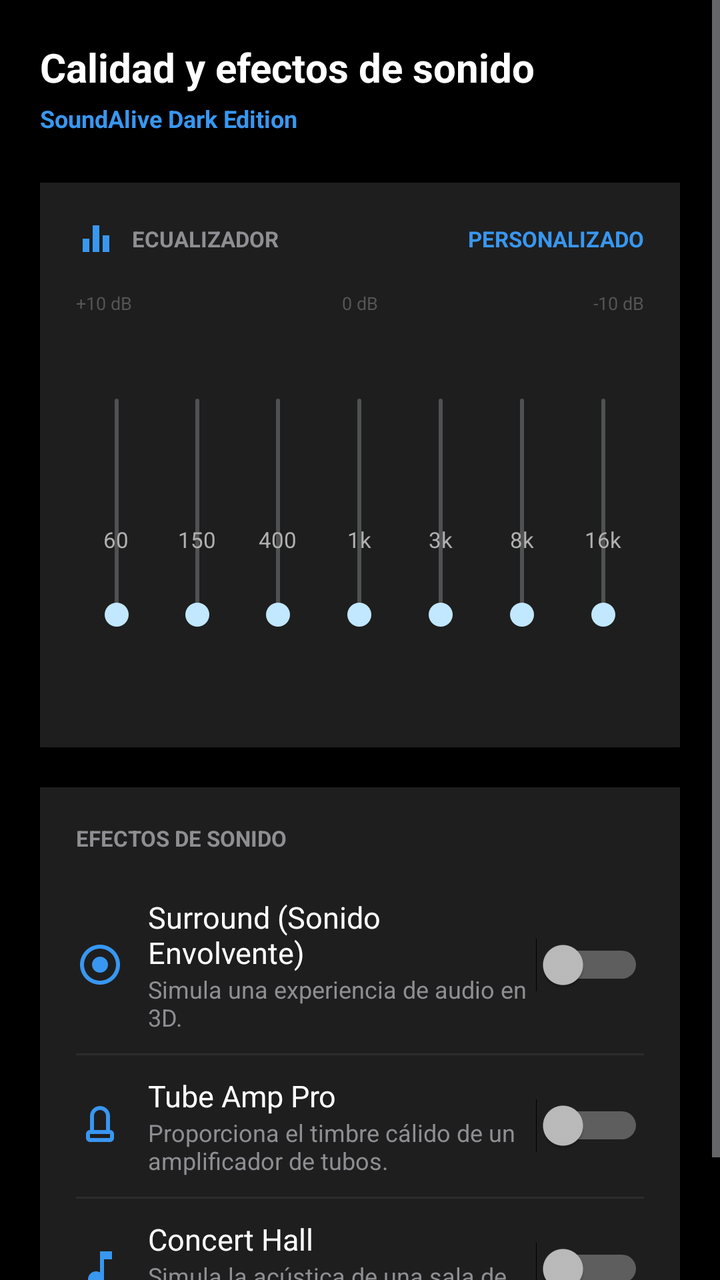
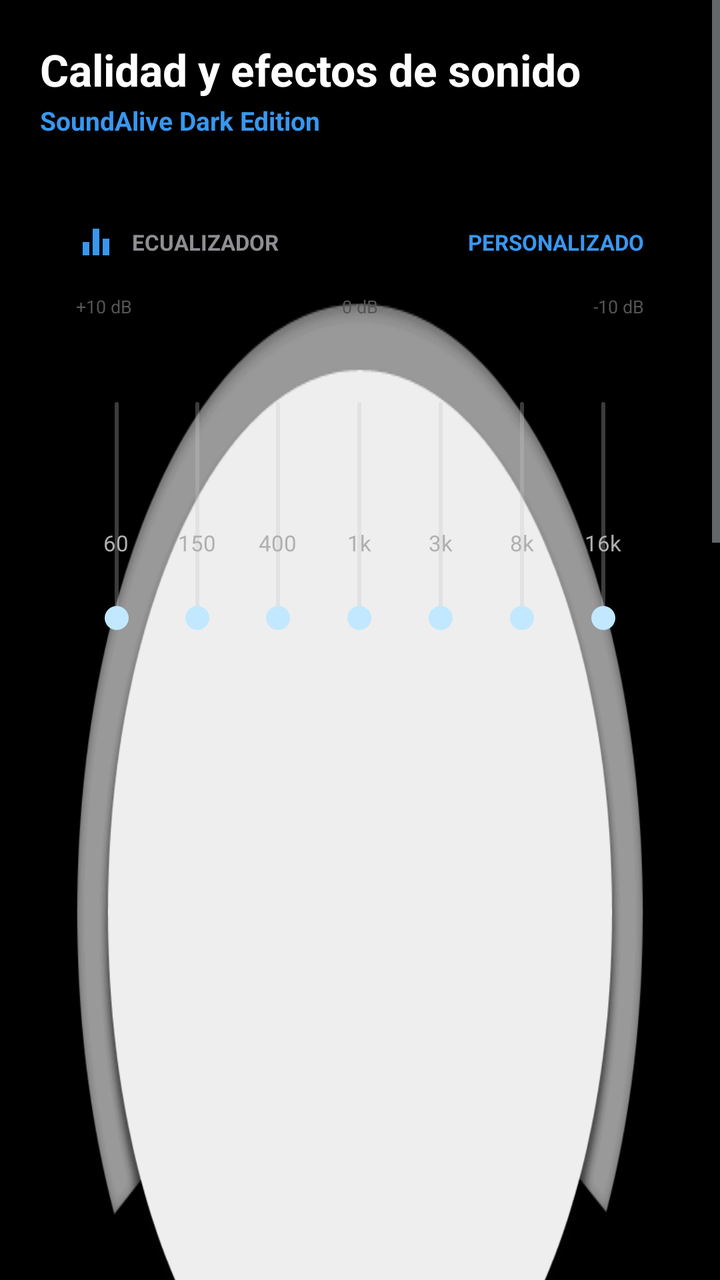

Before-and-after screenshots of an Android layout around one commit, followed by the original layout XML and the change that was made.
<!-- AndroidManifest.xml: application theme android:Theme.DeviceDefault.NoActionBar -->
<!-- res/layout/main_layout.xml -->
<?xml version="1.0" encoding="utf-8"?>
<ScrollView xmlns:android="http://schemas.android.com/apk/res/android"
    android:layout_width="match_parent"
    android:layout_height="match_parent"
    android:background="#000000">

    <LinearLayout
        android:layout_width="match_parent"
        android:layout_height="wrap_content"
        android:orientation="vertical"
        android:padding="20dp">

        
        <TextView
            android:layout_width="wrap_content"
            android:layout_height="wrap_content"
            android:text="Calidad y efectos de sonido"
            android:textColor="#FFFFFF"
            android:textSize="20sp"
            android:textStyle="bold"
            android:layout_marginBottom="4dp" />

        <TextView
            android:layout_width="wrap_content"
            android:layout_height="wrap_content"
            android:text="SoundAlive Dark Edition"
            android:textColor="#3897F0"
            android:textSize="12sp"
            android:textStyle="bold"
            android:layout_marginBottom="24dp" />

        
        <LinearLayout
            android:layout_width="match_parent"
            android:layout_height="wrap_content"
            android:background="#1E1E1E"
            android:orientation="vertical"
            android:padding="18dp"
            android:layout_marginBottom="20dp">

            <RelativeLayout
                android:layout_width="match_parent"
                android:layout_height="wrap_content"
                android:layout_marginBottom="16dp">

                <LinearLayout
                    android:layout_width="wrap_content"
                    android:layout_height="wrap_content"
                    android:gravity="center_vertical"
                    android:orientation="horizontal">

                    <ImageView
                        android:layout_width="20dp"
                        android:layout_height="20dp"
                        android:layout_marginEnd="8dp"
                        android:src="@drawable/ic_equalizer" />

                    <TextView
                        android:layout_width="wrap_content"
                        android:layout_height="wrap_content"
                        android:text="ECUALIZADOR"
                        android:textColor="#8E8E93"
                        android:textSize="11sp"
                        android:textStyle="bold" />
                </LinearLayout>

                <TextView
                    android:layout_width="wrap_content"
                    android:layout_height="wrap_content"
                    android:layout_alignParentEnd="true"
                    android:layout_centerVertical="true"
                    android:text="PERSONALIZADO"
                    android:textColor="#3897F0"
                    android:textSize="11sp"
                    android:textStyle="bold" />
            </RelativeLayout>

            
            <RelativeLayout
                android:layout_width="match_parent"
                android:layout_height="wrap_content"
                android:layout_marginBottom="8dp">

                <TextView
                    android:layout_width="wrap_content"
                    android:layout_height="wrap_content"
                    android:text="+10 dB"
                    android:textColor="#555555"
                    android:textSize="9sp" />

                <TextView
                    android:layout_width="wrap_content"
                    android:layout_height="wrap_content"
                    android:layout_centerInParent="true"
                    android:text="0 dB"
                    android:textColor="#555555"
                    android:textSize="9sp" />

                <TextView
                    android:layout_width="wrap_content"
                    android:layout_height="wrap_content"
                    android:layout_alignParentEnd="true"
                    android:text="-10 dB"
                    android:textColor="#555555"
                    android:textSize="9sp" />
            </RelativeLayout>

            
            <LinearLayout
                android:layout_width="match_parent"
                android:layout_height="190dp"
                android:gravity="center"
                android:orientation="horizontal">

                <LinearLayout android:layout_width="0dp" android:layout_height="match_parent" android:layout_weight="1" android:gravity="center" android:orientation="vertical">
                    <SeekBar android:id="@+id/band_60" android:layout_width="140dp" android:layout_height="wrap_content" android:rotation="270" />
                    <TextView android:layout_width="wrap_content" android:layout_height="wrap_content" android:text="60" android:textColor="#B0B0B0" android:textSize="11sp" />
                </LinearLayout>

                <LinearLayout android:layout_width="0dp" android:layout_height="match_parent" android:layout_weight="1" android:gravity="center" android:orientation="vertical">
                    <SeekBar android:id="@+id/band_150" android:layout_width="140dp" android:layout_height="wrap_content" android:rotation="270" />
                    <TextView android:layout_width="wrap_content" android:layout_height="wrap_content" android:text="150" android:textColor="#B0B0B0" android:textSize="11sp" />
                </LinearLayout>

                <LinearLayout android:layout_width="0dp" android:layout_height="match_parent" android:layout_weight="1" android:gravity="center" android:orientation="vertical">
                    <SeekBar android:id="@+id/band_400" android:layout_width="140dp" android:layout_height="wrap_content" android:rotation="270" />
                    <TextView android:layout_width="wrap_content" android:layout_height="wrap_content" android:text="400" android:textColor="#B0B0B0" android:textSize="11sp" />
                </LinearLayout>

                <LinearLayout android:layout_width="0dp" android:layout_height="match_parent" android:layout_weight="1" android:gravity="center" android:orientation="vertical">
                    <SeekBar android:id="@+id/band_1k" android:layout_width="140dp" android:layout_height="wrap_content" android:rotation="270" />
                    <TextView android:layout_width="wrap_content" android:layout_height="wrap_content" android:text="1k" android:textColor="#B0B0B0" android:textSize="11sp" />
                </LinearLayout>

                <LinearLayout android:layout_width="0dp" android:layout_height="match_parent" android:layout_weight="1" android:gravity="center" android:orientation="vertical">
                    <SeekBar android:id="@+id/band_3k" android:layout_width="140dp" android:layout_height="wrap_content" android:rotation="270" />
                    <TextView android:layout_width="wrap_content" android:layout_height="wrap_content" android:text="3k" android:textColor="#B0B0B0" android:textSize="11sp" />
                </LinearLayout>

                <LinearLayout android:layout_width="0dp" android:layout_height="match_parent" android:layout_weight="1" android:gravity="center" android:orientation="vertical">
                    <SeekBar android:id="@+id/band_8k" android:layout_width="140dp" android:layout_height="wrap_content" android:rotation="270" />
                    <TextView android:layout_width="wrap_content" android:layout_height="wrap_content" android:text="8k" android:textColor="#B0B0B0" android:textSize="11sp" />
                </LinearLayout>

                <LinearLayout android:layout_width="0dp" android:layout_height="match_parent" android:layout_weight="1" android:gravity="center" android:orientation="vertical">
                    <SeekBar android:id="@+id/band_16k" android:layout_width="140dp" android:layout_height="wrap_content" android:rotation="270" />
                    <TextView android:layout_width="wrap_content" android:layout_height="wrap_content" android:text="16k" android:textColor="#B0B0B0" android:textSize="11sp" />
                </LinearLayout>

            </LinearLayout>
        </LinearLayout>

        
        <LinearLayout
            android:layout_width="match_parent"
            android:layout_height="wrap_content"
            android:background="#1E1E1E"
            android:orientation="vertical"
            android:padding="18dp">

            <TextView
                android:layout_width="wrap_content"
                android:layout_height="wrap_content"
                android:text="EFECTOS DE SONIDO"
                android:textColor="#8E8E93"
                android:textSize="11sp"
                android:textStyle="bold"
                android:layout_marginBottom="12dp" />

            
            <RelativeLayout
                android:layout_width="match_parent"
                android:layout_height="wrap_content"
                android:paddingVertical="10dp">

                <ImageView
                    android:id="@+id/img_surround"
                    android:layout_width="24dp"
                    android:layout_height="24dp"
                    android:layout_centerVertical="true"
                    android:layout_marginEnd="12dp"
                    android:src="@drawable/ic_surround" />

                <LinearLayout
                    android:layout_width="wrap_content"
                    android:layout_height="wrap_content"
                    android:orientation="vertical"
                    android:layout_toEndOf="@id/img_surround"
                    android:layout_toStartOf="@id/switch_surround">

                    <TextView
                        android:layout_width="wrap_content"
                        android:layout_height="wrap_content"
                        android:text="Surround (Sonido Envolvente)"
                        android:textColor="#FFFFFF"
                        android:textSize="15sp" />

                    <TextView
                        android:layout_width="wrap_content"
                        android:layout_height="wrap_content"
                        android:text="Simula una experiencia de audio en 3D."
                        android:textColor="#8E8E93"
                        android:textSize="12sp" />
                </LinearLayout>

                <Switch
                    android:id="@+id/switch_surround"
                    android:layout_width="wrap_content"
                    android:layout_height="wrap_content"
                    android:layout_alignParentEnd="true"
                    android:layout_centerVertical="true" />
            </RelativeLayout>

            <View android:layout_width="match_parent" android:layout_height="1dp" android:background="#2C2C2E" />

            
            <RelativeLayout
                android:layout_width="match_parent"
                android:layout_height="wrap_content"
                android:paddingVertical="10dp">

                <ImageView
                    android:id="@+id/img_tube"
                    android:layout_width="24dp"
                    android:layout_height="24dp"
                    android:layout_centerVertical="true"
                    android:layout_marginEnd="12dp"
                    android:src="@drawable/ic_tube" />

                <LinearLayout
                    android:layout_width="wrap_content"
                    android:layout_height="wrap_content"
                    android:orientation="vertical"
                    android:layout_toEndOf="@id/img_tube"
                    android:layout_toStartOf="@id/switch_tube">

                    <TextView
                        android:layout_width="wrap_content"
                        android:layout_height="wrap_content"
                        android:text="Tube Amp Pro"
                        android:textColor="#FFFFFF"
                        android:textSize="15sp" />

                    <TextView
                        android:layout_width="wrap_content"
                        android:layout_height="wrap_content"
                        android:text="Proporciona el timbre cálido de un amplificador de tubos."
                        android:textColor="#8E8E93"
                        android:textSize="12sp" />
                </LinearLayout>

                <Switch
                    android:id="@+id/switch_tube"
                    android:layout_width="wrap_content"
                    android:layout_height="wrap_content"
                    android:layout_alignParentEnd="true"
                    android:layout_centerVertical="true" />
            </RelativeLayout>

            <View android:layout_width="match_parent" android:layout_height="1dp" android:background="#2C2C2E" />

            
            <RelativeLayout
                android:layout_width="match_parent"
                android:layout_height="wrap_content"
                android:paddingVertical="10dp">

                <ImageView
                    android:id="@+id/img_concert"
                    android:layout_width="24dp"
                    android:layout_height="24dp"
                    android:layout_centerVertical="true"
                    android:layout_marginEnd="12dp"
                    android:src="@drawable/ic_concert" />

                <LinearLayout
                    android:layout_width="wrap_content"
                    android:layout_height="wrap_content"
                    android:orientation="vertical"
                    android:layout_toEndOf="@id/img_concert"
                    android:layout_toStartOf="@id/switch_concert">

                    <TextView
                        android:layout_width="wrap_content"
                        android:layout_height="wrap_content"
                        android:text="Concert Hall"
                        android:textColor="#FFFFFF"
                        android:textSize="15sp" />

                    <TextView
                        android:layout_width="wrap_content"
                        android:layout_height="wrap_content"
                        android:text="Simula la acústica de una sala de conciertos."
                        android:textColor="#8E8E93"
                        android:textSize="12sp" />
                </LinearLayout>

                <Switch
                    android:id="@+id/switch_concert"
                    android:layout_width="wrap_content"
                    android:layout_height="wrap_content"
                    android:layout_alignParentEnd="true"
                    android:layout_centerVertical="true" />
            </RelativeLayout>

        </LinearLayout>

    </LinearLayout>
</ScrollView>
<!-- resources referenced by this layout -->
<resources>
  <!-- drawable ic_concert (drawable) -->
  <vector xmlns:android="http://schemas.android.com/apk/res/android"
      android:width="24dp"
      android:height="24dp"
      android:viewportWidth="24"
      android:viewportHeight="24">
      <path
          android:fillColor="#3897F0"
          android:pathData="M12,3v10.55c-0.59,-0.34 -1.27,-0.55 -2,-0.55 -2.21,0 -4,1.79 -4,4s1.79,4 4,4 4,-1.79 4,-4V7h4V3h-6z"/>
  </vector>
  <!-- drawable ic_equalizer (drawable) -->
  <vector xmlns:android="http://schemas.android.com/apk/res/android"
      android:width="24dp"
      android:height="24dp"
      android:viewportWidth="24"
      android:viewportHeight="24">
      <path
          android:fillColor="#3897F0"
          android:pathData="M10,20h4V4h-4v16zm-6,0h4v-8H4v8zm12,-10v10h4V10h-4z"/>
  </vector>
  <!-- drawable ic_surround (drawable) -->
  <vector xmlns:android="http://schemas.android.com/apk/res/android"
      android:width="24dp"
      android:height="24dp"
      android:viewportWidth="24"
      android:viewportHeight="24">
      <path
          android:fillColor="#3897F0"
          android:pathData="M12,2C6.48,2 2,6.48 2,12s4.48,10 10,10 10,-4.48 10,-10S17.52,2 12,2zm0,18c-4.41,0 -8,-3.59 -8,-8s3.59,-8 8,-8 8,3.59 8,8 -3.59,8 -8,8zm0,-12c-2.21,0 -4,1.79 -4,4s1.79,4 4,4 4,-1.79 4,-4 -1.79,-4 -4,-4z"/>
  </vector>
  <!-- drawable ic_tube (drawable) -->
  <vector xmlns:android="http://schemas.android.com/apk/res/android"
      android:width="24dp"
      android:height="24dp"
      android:viewportWidth="24"
      android:viewportHeight="24">
      <path
          android:fillColor="#3897F0"
          android:pathData="M12,2C9.24,2 7,4.24 7,7v7c-1.1,0 -2,0.9 -2,2v2c0,1.1 0.9,2 2,2h10c1.1,0 2,-0.9 2,-2v-2c0,-1.1 -0.9,-2 -2,-2V7c0,-2.76 -2.24,-5 -5,-5zm-3,5c0,-1.66 1.34,-3 3,-3s3,1.34 3,3v7H9V7zm8,11H7v-2h10v2z"/>
  </vector>
</resources>

<!-- the commit's change to res/layout/main_layout.xml (unified diff, before → after) -->
@@ -16,16 +16,16 @@
             android:layout_height="wrap_content"
             android:text="Calidad y efectos de sonido"
             android:textColor="#FFFFFF"
-            android:textSize="20sp"
+            android:textSize="22sp"
             android:textStyle="bold"
-            android:layout_marginBottom="4dp" />
+            android:layout_marginBottom="2dp" />
 
         <TextView
             android:layout_width="wrap_content"
             android:layout_height="wrap_content"
             android:text="SoundAlive Dark Edition"
             android:textColor="#3897F0"
-            android:textSize="12sp"
+            android:textSize="13sp"
             android:textStyle="bold"
             android:layout_marginBottom="24dp" />
 
@@ -33,7 +33,7 @@
         <LinearLayout
             android:layout_width="match_parent"
             android:layout_height="wrap_content"
-            android:background="#1E1E1E"
+            android:background="@drawable/sound_alive_card_bg_custome_desktop"
             android:orientation="vertical"
             android:padding="18dp"
             android:layout_marginBottom="20dp">
@@ -154,7 +154,7 @@
         <LinearLayout
             android:layout_width="match_parent"
             android:layout_height="wrap_content"
-            android:background="#1E1E1E"
+            android:background="@drawable/sound_alive_card_bg_custome_desktop"
             android:orientation="vertical"
             android:padding="18dp">
 
<!-- resource entries referenced after the edit -->
@@ -40,5 +40,6 @@
           android:fillColor="#3897F0"
           android:pathData="M12,2C9.24,2 7,4.24 7,7v7c-1.1,0 -2,0.9 -2,2v2c0,1.1 0.9,2 2,2h10c1.1,0 2,-0.9 2,-2v-2c0,-1.1 -0.9,-2 -2,-2V7c0,-2.76 -2.24,-5 -5,-5zm-3,5c0,-1.66 1.34,-3 3,-3s3,1.34 3,3v7H9V7zm8,11H7v-2h10v2z"/>
   </vector>
+  <!-- drawable sound_alive_card_bg_custome_desktop: webp bitmap (drawable, 20140 bytes) -->
 </resources>
 
